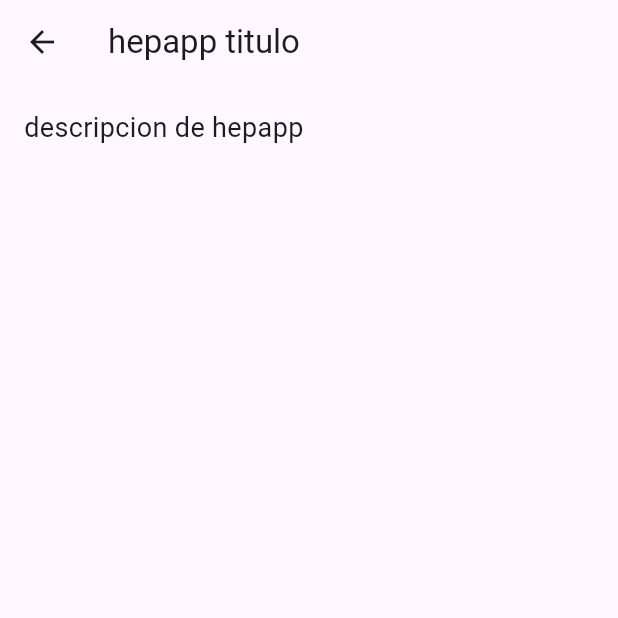
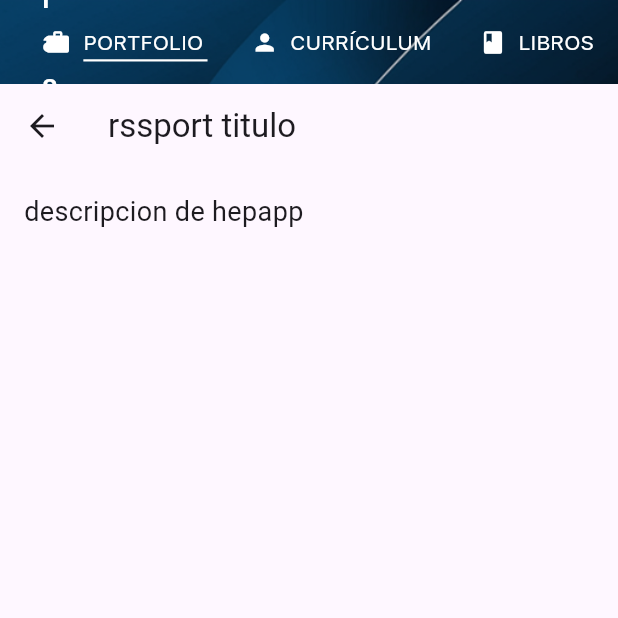
Before and after one commit to raulvsh/raulvsh.github.io, a Flutter app: the screen it shows after launch, after a tap on "PORTFOLIO", after a tap on "HepApp", on a phone screen of 412 x 824 dp, the top half of it. Run offline on Flutter 3.47's test engine with Material 3 defaults, Android fonts, the phone set to English and light mode, and no system bars; our stand-ins replace cloud_firestore, firebase_core; accounts and stored records are empty; network calls fail.

Commit message:
feat: added intro to homescreen feat: added navigation between projects of portfolio, keeping the appbar fixed feat: added fixedappbar, possible future use

```diff
--- a/lib/app_routes.dart
+++ b/lib/app_routes.dart
@@ -2,6 +2,7 @@ import 'package:flutter/material.dart';
 import 'package:raulvelasco_dev/screens/books_main_screen.dart';
 import 'package:raulvelasco_dev/screens/curriculum_screen.dart';
 import 'package:raulvelasco_dev/screens/home_screen.dart';
+import 'package:raulvelasco_dev/screens/navigator_screen.dart';
 import 'package:raulvelasco_dev/screens/portfolio/hepapp_detail_sceen.dart';
 import 'package:raulvelasco_dev/screens/portfolio/rssport_detail_screen.dart';
 import 'package:raulvelasco_dev/screens/portfolio/solucioneshosteleras_detail_screen.dart';
@@ -35,7 +36,7 @@ class AppRoutes {
       case solucionesHostelerasDetail:
         return MaterialPageRoute(builder: (_) => const SolucionesHostelerasDetailScreen());
       default:
-        return MaterialPageRoute(builder: (_) => const HomeScreen());
+        return MaterialPageRoute(builder: (_) => const NavigatorScreen());
     }
   }
 }
--- a/lib/main.dart
+++ b/lib/main.dart
@@ -25,7 +25,7 @@ class MyApp extends StatelessWidget {
   Widget build(BuildContext context) {
     return MaterialApp(
       debugShowCheckedModeBanner: false,
-      title: 'RaulVelasco.dev',
+      title: 'RaulVelassco.dev',
       theme: ThemeData(
         primarySwatch: Colors.blue,
         visualDensity: VisualDensity.adaptivePlatformDensity,
--- a/lib/screens/home_screen.dart
+++ b/lib/screens/home_screen.dart
@@ -5,8 +5,87 @@ class HomeScreen extends StatelessWidget {
 
   @override
   Widget build(BuildContext context) {
-    return const Center(
-      child: Text('Home Screen Content'),
+    return Scaffold(
+      body: Container(
+        color: Colors.transparent,
+        padding: const EdgeInsets.all(20.0),
+        child: const Column(
+          crossAxisAlignment: CrossAxisAlignment.start,
+          children: [
+            // Título Principal
+            Text(
+              '¡Hola! Soy Raúl Velasco',
+              style: TextStyle(
+                fontSize: 28.0,
+                fontWeight: FontWeight.bold,
+                color: Colors.black,
+              ),
+            ),
+            SizedBox(height: 16.0), // Espacio entre bloques de texto
+
+            // Introducción
+            Text(
+              'Soy Raúl Velasco, un desarrollador especializado en programación web y móvil con sede en Burgos.',
+              style: TextStyle(
+                fontSize: 18.0,
+                color: Colors.black87,
+                height: 1.5, // Espaciado de línea
+              ),
+            ),
+            SizedBox(height: 16.0),
+
+            // Subtítulo
+            Text(
+              'Mi enfoque se centra en:',
+              style: TextStyle(
+                fontSize: 22.0,
+                fontWeight: FontWeight.bold,
+                color: Colors.black,
+              ),
+            ),
+            SizedBox(height: 12.0),
+
+            // Lista de especialidades
+            Text(
+              '- Desarrollo Web: Creación de sitios web interactivos y responsivos, optimizados para rendimiento y SEO.',
+              style: TextStyle(
+                fontSize: 18.0,
+                color: Colors.black87,
+                height: 1.5,
+              ),
+            ),
+            SizedBox(height: 8.0),
+            Text(
+              '- Aplicaciones Móviles: Desarrollo de aplicaciones móviles nativas e híbridas, adaptadas a las necesidades específicas de cada cliente.',
+              style: TextStyle(
+                fontSize: 18.0,
+                color: Colors.black87,
+                height: 1.5,
+              ),
+            ),
+            SizedBox(height: 8.0),
+            Text(
+              '- Innovación Continua: Estoy comprometido con el aprendizaje constante y la adopción de las últimas tecnologías para ofrecer siempre lo mejor.',
+              style: TextStyle(
+                fontSize: 18.0,
+                color: Colors.black87,
+                height: 1.5,
+              ),
+            ),
+            SizedBox(height: 16.0),
+
+            // Conclusión
+            Text(
+              'Si tienes un proyecto en mente o simplemente quieres hablar sobre las últimas tendencias en tecnología, ¡no dudes en ponerte en contacto!',
+              style: TextStyle(
+                fontSize: 18.0,
+                color: Colors.black87,
+                height: 1.5,
+              ),
+            ),
+          ],
+        ),
+      ),
     );
   }
 }
--- a/lib/screens/navigator_screen.dart
+++ b/lib/screens/navigator_screen.dart
@@ -81,7 +81,7 @@ class _NavigatorScreenState extends State<NavigatorScreen> {
                     _selectedIndex =
                         0; // La pantalla de inicio esté seleccionada
                   });
-                  _onItemTapped(AppRoutes.curriculum);
+                  _onItemTapped(AppRoutes.home);
                 },
                 child: const Text(
                   'raulvelasco.dev',
--- a/lib/screens/portfolio/hepapp_detail_sceen.dart
+++ b/lib/screens/portfolio/hepapp_detail_sceen.dart
@@ -1,10 +1,8 @@
 import 'package:flutter/material.dart';
+import 'package:raulvelasco_dev/widgets/fixed_app_bar.dart';
 
 class HepAppDetailScreen extends StatelessWidget {
-
-
   const HepAppDetailScreen({
-
     Key? key,
   }) : super(key: key);
 
@@ -12,7 +10,7 @@ class HepAppDetailScreen extends StatelessWidget {
   Widget build(BuildContext context) {
     return Scaffold(
       appBar: AppBar(
-        title: Text('hepapp titulo'),
+        title: Text('rssport titulo'),
       ),
       body: Padding(
         padding: const EdgeInsets.all(16.0),
--- a/lib/screens/portfolio_screen.dart
+++ b/lib/screens/portfolio_screen.dart
@@ -1,4 +1,4 @@
-import 'package:flutter/material.dart';
+/*import 'package:flutter/material.dart';
 import 'package:raulvelasco_dev/app_routes.dart';
 import 'package:raulvelasco_dev/screens/home_screen.dart';
 import 'package:raulvelasco_dev/screens/navigator_screen.dart';
@@ -42,7 +42,8 @@ class PortfolioScreen extends StatelessWidget {
             subtitle:
                 'Plataforma de cronometraje deportivo desarrollada con HTML, CSS y JavaScript para una experiencia web interactiva y precisa.',
             onTap: () {
-                            Navigator.pushNamed(context, AppRoutes.rssportDetail);
+
+                    Navigator.pushNamed(context, AppRoutes.rssportDetail);
 
 //              gridTileOnTap(context, 5); // Índice para RSSportDetailScreen
             },
@@ -199,3 +200,84 @@ Future<void> gridTileOnTap(BuildContext context, String routeName) async {
     );
   }
 }
+*/
+
+import 'package:flutter/material.dart';
+import 'package:raulvelasco_dev/screens/portfolio/hepapp_detail_sceen.dart';
+import 'package:raulvelasco_dev/screens/portfolio/rssport_detail_screen.dart';
+import 'package:raulvelasco_dev/screens/portfolio/solucioneshosteleras_detail_screen.dart';
+import 'package:raulvelasco_dev/widgets/grid_tile_widget.dart';
+
+class PortfolioScreen extends StatelessWidget {
+  const PortfolioScreen({super.key});
+
+  @override
+  Widget build(BuildContext context) {
+    return Navigator(
+      onGenerateRoute: (RouteSettings settings) {
+        WidgetBuilder builder;
+        switch (settings.name) {
+          case '/':
+            builder = (BuildContext _) => PortfolioHomeScreen();  // Pantalla principal del Portfolio
+            break;
+          case '/hepapp':
+            builder = (BuildContext _) => const HepAppDetailScreen();
+            break;
+          case '/rssport':
+            builder = (BuildContext _) => const RSSportDetailScreen();
+            break;
+          case '/solucioneshosteleras':
+            builder = (BuildContext _) => const SolucionesHostelerasDetailScreen();
+            break;
+          default:
+            throw Exception('Invalid route: ${settings.name}');
+        }
+        return MaterialPageRoute(builder: builder, settings: settings);
+      },
+    );
+  }
+}
+
+class PortfolioHomeScreen extends StatelessWidget {
+  @override
+  Widget build(BuildContext context) {
+    return GridView(
+      padding: const EdgeInsets.all(25.0),
+      gridDelegate: const SliverGridDelegateWithFixedCrossAxisCount(
+        crossAxisCount: 2, // Número de columnas en la cuadrícula
+        crossAxisSpacing: 10.0, // Espacio horizontal entre los elementos
+        mainAxisSpacing: 10.0, // Espacio vertical entre los elementos
+        childAspectRatio: 6 / 2, // Relación de aspecto de los elementos (ancho/alto)
+      ),
+      children: [
+        GridTileWidget(
+          imagePath: './assets/images/hepapplogo.png',
+          title: 'HepApp',
+          subtitle:
+              'HepApptology es una aplifcación realizada en colaboración con la Universidad de Calgary, en Alberta (Canadá).',
+          onTap: () {
+            Navigator.of(context).pushNamed('/hepapp');
+          },
+        ),
+        GridTileWidget(
+          imagePath: 'assets/images/rssportlogo.png',
+          title: 'RS Sport Web',
+          subtitle:
+              'Plataforma de cronometraje deportivo desarrollada con HTML, CSS y JavaScript.',
+          onTap: () {
+            Navigator.of(context).pushNamed('/rssport');
+          },
+        ),
+        GridTileWidget(
+          imagePath: 'assets/images/solucioneshosteleras.jpg',
+          title: 'Soluciones Hosteleras',
+          subtitle:
+              'Integración de API para plataforma de venta de soluciones hosteleras en Makro.',
+          onTap: () {
+            Navigator.of(context).pushNamed('/solucioneshosteleras');
+          },
+        ),
+      ],
+    );
+  }
+}
--- /dev/null
+++ b/lib/widgets/fixed_app_bar.dart
@@ -0,0 +1,58 @@
+import 'package:flutter/material.dart';
+
+class FixedAppBar extends StatelessWidget implements PreferredSizeWidget {
+  const FixedAppBar({super.key});
+
+  @override
+  Widget build(BuildContext context) {
+    return AppBar(
+      backgroundColor: Colors.transparent,
+      title: TextButton(
+        onPressed: () {
+          Navigator.pushNamed(context, '/');
+        },
+        child: const Text(
+          'raulvelasco.dev',
+          style: TextStyle(
+            color: Colors.white,
+            fontSize: 20.0,
+          ),
+        ),
+      ),
+      actions: <Widget>[
+        _buildIconButton(context, Icons.work, 'Portfolio', '/portfolio'),
+        _buildIconButton(context, Icons.person, 'Currículum', '/curriculum'),
+        _buildIconButton(context, Icons.book, 'Libros', '/books'),
+      ],
+    );
+  }
+
+  Widget _buildIconButton(BuildContext context, IconData icon, String label, String route) {
+    return TextButton(
+      onPressed: () {
+        Navigator.pushNamed(context, route);
+      },
+      style: TextButton.styleFrom(
+        minimumSize: Size.zero,
+        padding: const EdgeInsets.symmetric(horizontal: 16.0),
+        tapTargetSize: MaterialTapTargetSize.shrinkWrap,
+      ),
+      child: Row(
+        children: <Widget>[
+          Icon(icon, color: Colors.white),
+          const SizedBox(width: 8.0),
+          Text(
+            label.toUpperCase(),
+            style: const TextStyle(
+              color: Colors.white,
+              fontWeight: FontWeight.normal,
+            ),
+          ),
+        ],
+      ),
+    );
+  }
+
+  @override
+  Size get preferredSize => const Size.fromHeight(kToolbarHeight);
+}
```
